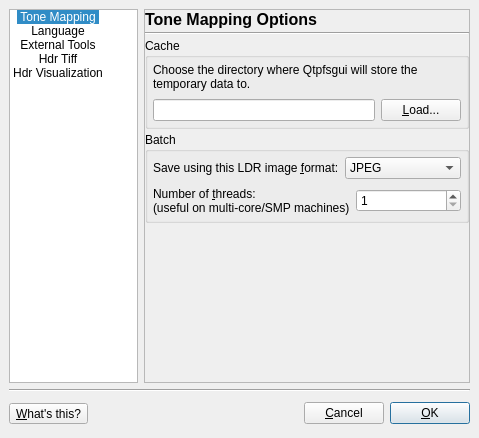
The window that forms/PreferencesDialog.ui (LuminanceHDR/LuminanceHDR) describes before a commit, drawn with Qt 5.
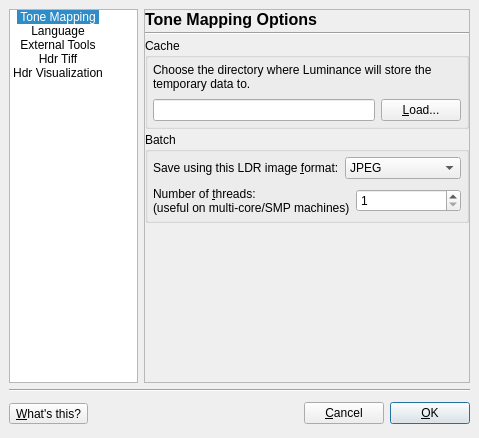
The same window after the commit. Icons and pictures are not drawn.

Commit message: Project renamed to 'Luminance' (for TODOs have a look in changelog-file)

```diff
--- a/forms/PreferencesDialog.ui
+++ b/forms/PreferencesDialog.ui
@@ -212,7 +212,7 @@
             <item>
              <widget class="QLabel" name="tempDirDescriptionLabel" >
               <property name="text" >
-               <string>Choose the directory where Qtpfsgui will store the temporary data to.</string>
+               <string>Choose the directory where Luminance will store the temporary data to.</string>
               </property>
               <property name="wordWrap" >
                <bool>true</bool>
```
Left out of the diff: 6 changed lines with no effect on the pictures. The commit also changes 247 other files.
